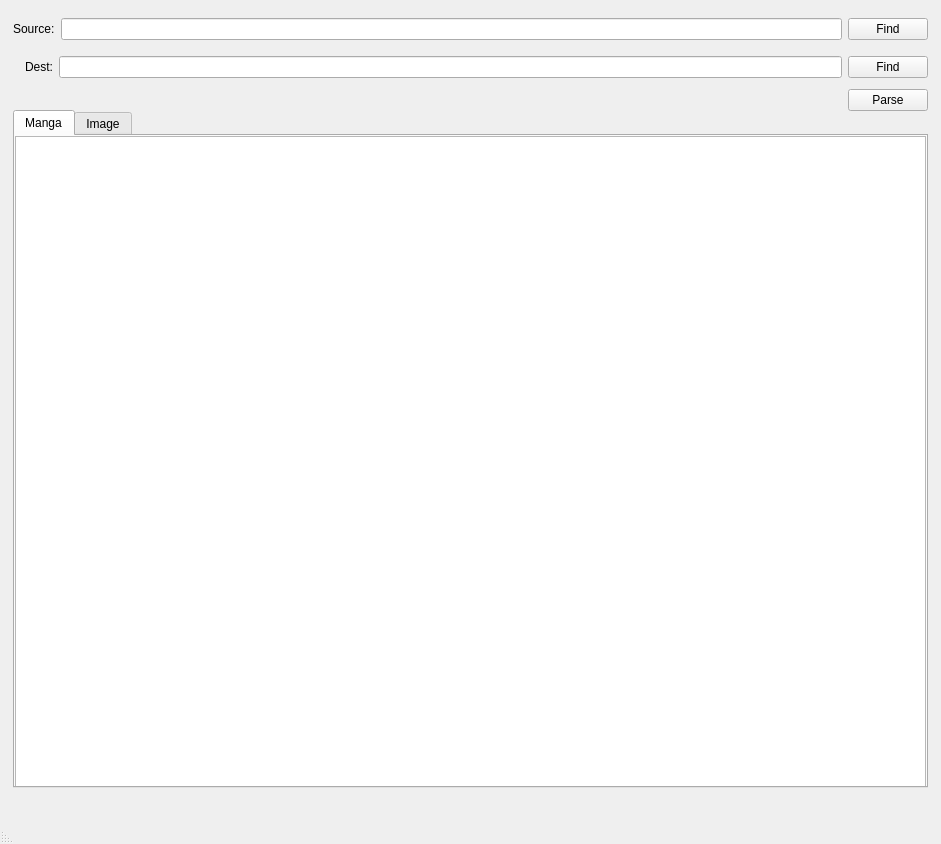
The window that mainwindow.ui (tp6vup54/pyroman) describes before a commit, drawn with Qt 5.
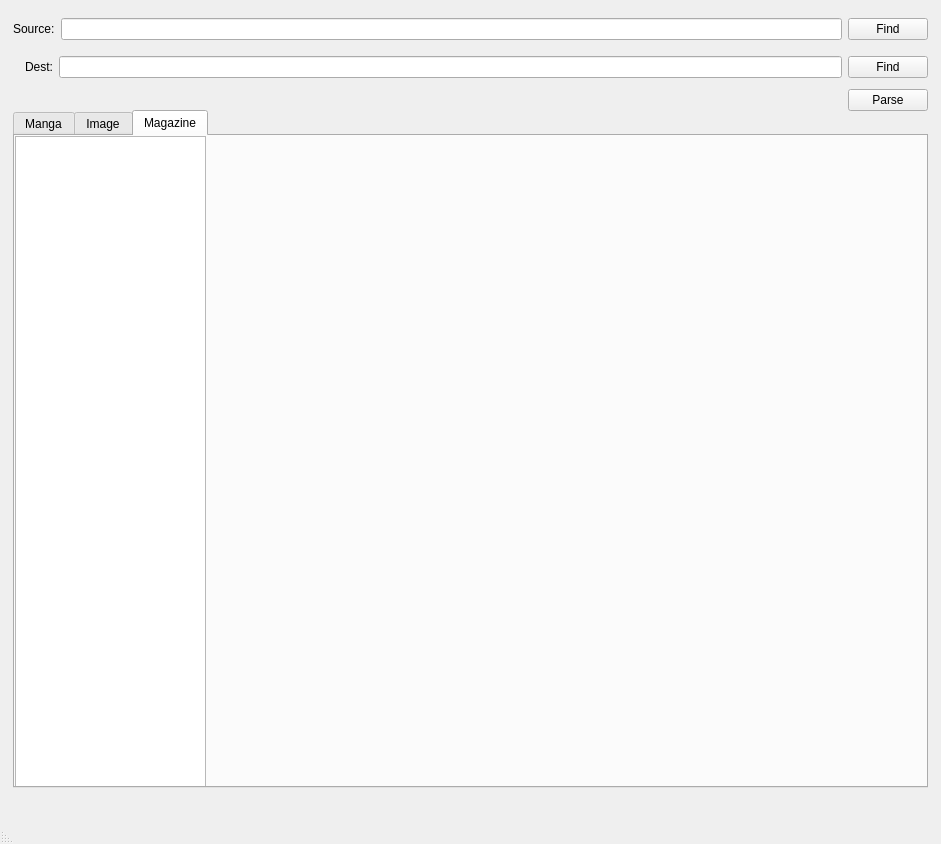
The same window after the commit.

What changed in the file:
```diff
--- a/mainwindow.ui
+++ b/mainwindow.ui
@@ -144,7 +144,7 @@
         <enum>Qt::LeftToRight</enum>
        </property>
        <property name="currentIndex">
-        <number>0</number>
+        <number>2</number>
        </property>
        <widget class="QWidget" name="tab">
         <attribute name="title">
@@ -274,6 +274,21 @@
          </layout>
         </widget>
        </widget>
+       <widget class="QWidget" name="tab_3">
+        <attribute name="title">
+         <string>Magazine</string>
+        </attribute>
+        <widget class="QTreeView" name="treeView">
+         <property name="geometry">
+          <rect>
+           <x>0</x>
+           <y>0</y>
+           <width>191</width>
+           <height>651</height>
+          </rect>
+         </property>
+        </widget>
+       </widget>
       </widget>
      </item>
     </layout>
```
